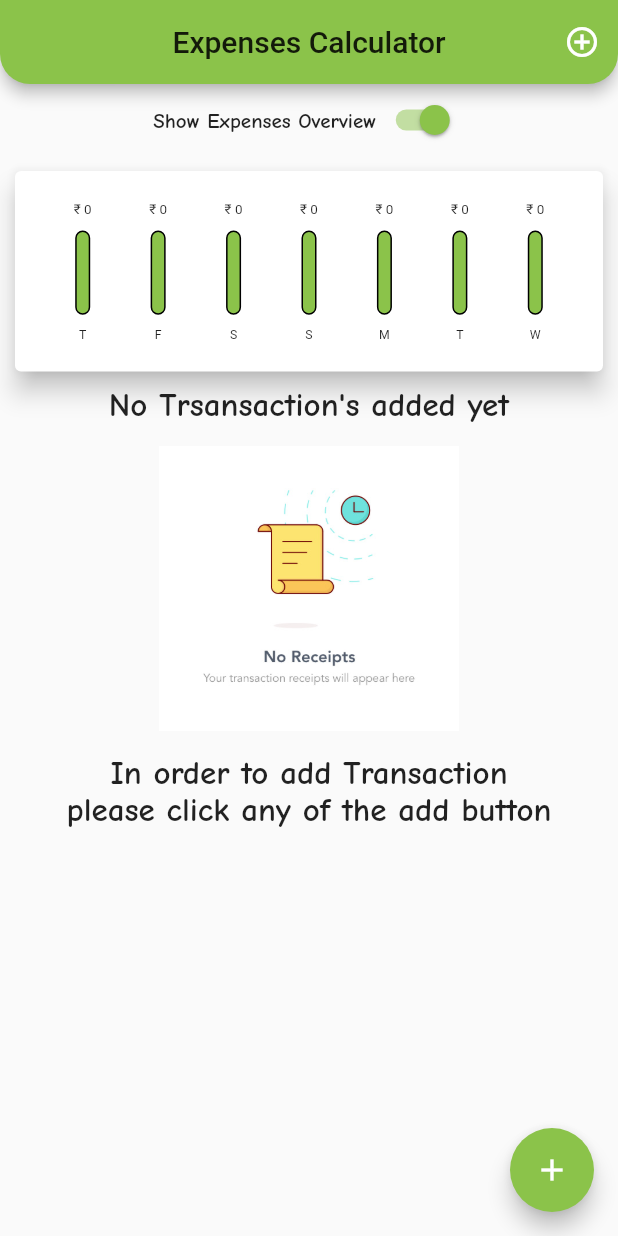
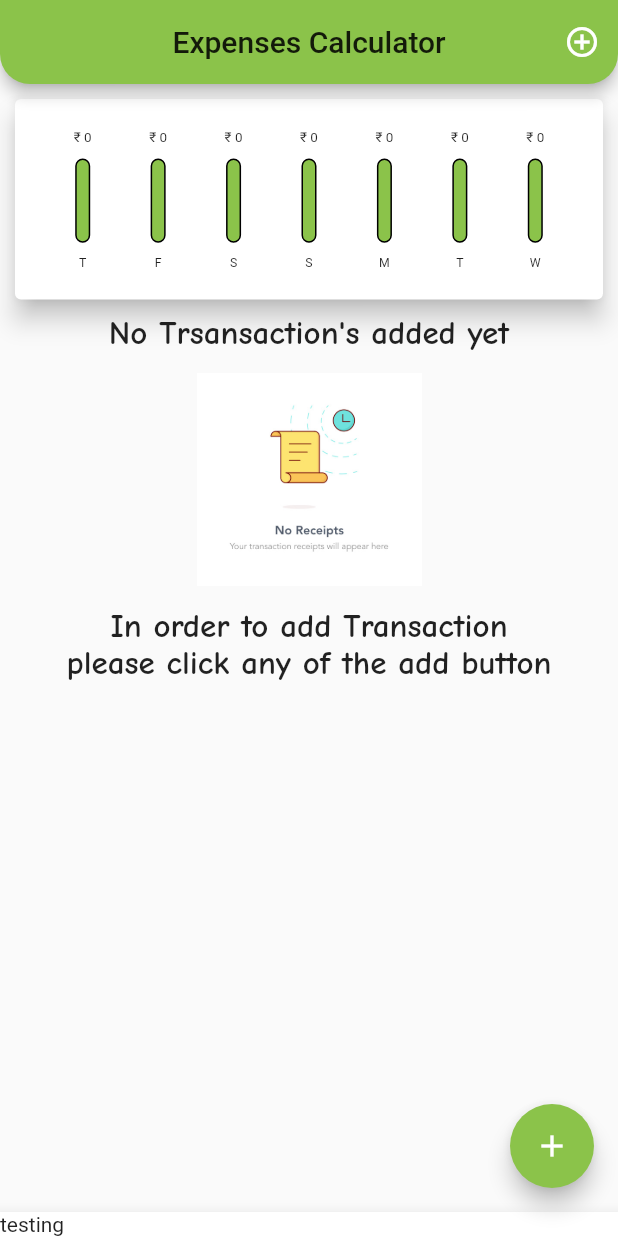
Before and after one commit to Erickeagle3/expense_app, a Flutter app: the screen it shows after launch, on a phone screen of 412 x 824 dp. Run offline on Flutter 3.47's test engine with Material 2 defaults, Android fonts, the phone set to English and light mode, and no system bars.

Commit message:
flutter: fixed orientation issues and chart bar bug Signed-off-by: Erickeagle3 <sayanchakraborty334@gmail.com>

```diff
--- a/lib/main.dart
+++ b/lib/main.dart
@@ -7,7 +7,7 @@ import 'package:expense_app/widgets/newstylet.dart';
 //import 'package:expense_app/widgets/transaction.dart';
 
 void main() {
-  /*  WidgetsFlutterBinding.ensureInitialized();
+/*   WidgetsFlutterBinding.ensureInitialized();
   SystemChrome.setPreferredOrientations([
     DeviceOrientation.portraitUp,
     DeviceOrientation.portraitDown
@@ -106,6 +106,8 @@ class _MyHomePageState extends State<MyHomePage> {
 
   @override
   Widget build(BuildContext context) {
+    final lanscape =
+        MediaQuery.of(context).orientation == Orientation.landscape;
     final appbar = AppBar(
       title: Text(
         'Expenses Calculator',
@@ -132,8 +134,17 @@ class _MyHomePageState extends State<MyHomePage> {
         )
       ],
     );
+    final tlist = SizedBox(
+        height: (MediaQuery.of(context).size.height -
+                appbar.preferredSize.height -
+                MediaQuery.of(context).padding.top) *
+            0.8,
+        child: MyTransactions(_userTransaction, _removeTransaction));
     return MaterialApp(
       home: Scaffold(
+        bottomNavigationBar: const BottomAppBar(
+          child: Text('testing'),
+        ),
         appBar: appbar,
         body: SingleChildScrollView(
           child: Column(
@@ -141,6 +152,7 @@ class _MyHomePageState extends State<MyHomePage> {
             children: <Widget>[
               Column(
                 children: <Widget>[
+                  if (lanscape)
                     Row(
                       mainAxisAlignment: MainAxisAlignment.center,
                       children: <Widget>[
@@ -162,19 +174,23 @@ class _MyHomePageState extends State<MyHomePage> {
                         ),
                       ],
                     ),
-                  Container(
+                  if (!lanscape)
+                    SizedBox(
                         height: (MediaQuery.of(context).size.height -
                                 appbar.preferredSize.height -
                                 MediaQuery.of(context).padding.top) *
                             0.2,
                         child: MyChart(_recentTransactions)),
-                  Container(
+                  if (!lanscape) tlist,
+                  if (lanscape)
+                    _showOverview
+                        ? SizedBox(
                             height: (MediaQuery.of(context).size.height -
                                     appbar.preferredSize.height -
                                     MediaQuery.of(context).padding.top) *
-                          0.8,
-                      child:
-                          MyTransactions(_userTransaction, _removeTransaction)),
+                                0.2,
+                            child: MyChart(_recentTransactions))
+                        : tlist
                 ],
               ),
             ],
--- a/lib/widgets/chart_box.dart
+++ b/lib/widgets/chart_box.dart
@@ -1,5 +1,4 @@
 import 'package:flutter/material.dart';
-import 'package:flutter/rendering.dart';
 
 class MyChartBox extends StatelessWidget {
   final String leb;
--- a/lib/widgets/new_transaction.dart
+++ b/lib/widgets/new_transaction.dart
@@ -75,14 +75,14 @@ class _NewTransactionState extends State<NewTransaction> {
                       _selectedDate == null
                           ? 'No Date Chosen'
                           : '''Selected Date:
-${DateFormat.yMMMEd().format(_selectedDate as DateTime)}''',
+${DateFormat.yMd().format(_selectedDate as DateTime)}''',
                       style: const TextStyle(
                           fontFamily: 'ComicNeue',
                           fontWeight: FontWeight.bold,
                           fontSize: 14),
                     ),
                     Container(
-                      margin: const EdgeInsets.only(left: 285),
+                      margin: const EdgeInsets.only(left: 195),
                       child: TextButton(
                         onPressed: _datepicker,
                         child: const Text(
@@ -98,7 +98,7 @@ ${DateFormat.yMMMEd().format(_selectedDate as DateTime)}''',
                 ),
               ),
               Container(
-                margin: const EdgeInsets.only(left: 350),
+                margin: const EdgeInsets.only(left: 270),
                 child: ElevatedButton(
                     onPressed: _submiteinfo,
                     child: Text(
--- a/lib/widgets/newstylet.dart
+++ b/lib/widgets/newstylet.dart
@@ -1,5 +1,4 @@
 // ignore_for_file: non_constant_identifier_names
-
 import 'package:flutter/material.dart';
 import 'package:expense_app/data/trans.dart';
 import 'package:intl/intl.dart';
@@ -24,8 +23,8 @@ class MyTransactions extends StatelessWidget {
               ),
               Image.asset(
                 'assets/images/no_edited.jpg',
-                height: 200,
-                width: 200,
+                height: 150,
+                width: 150,
               ),
               const SizedBox(
                 height: 10,
```
Also changed, not shown: assets/images/visa_PNG34.png (added). Lines whose indentation alone changed are shown as unchanged.
